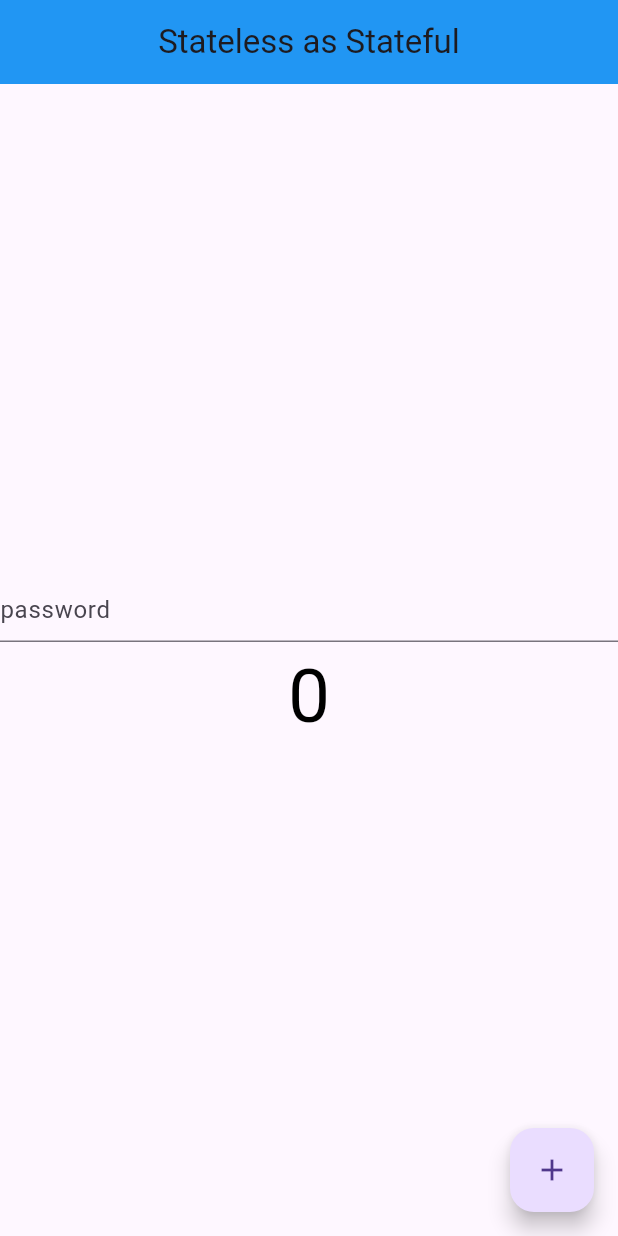
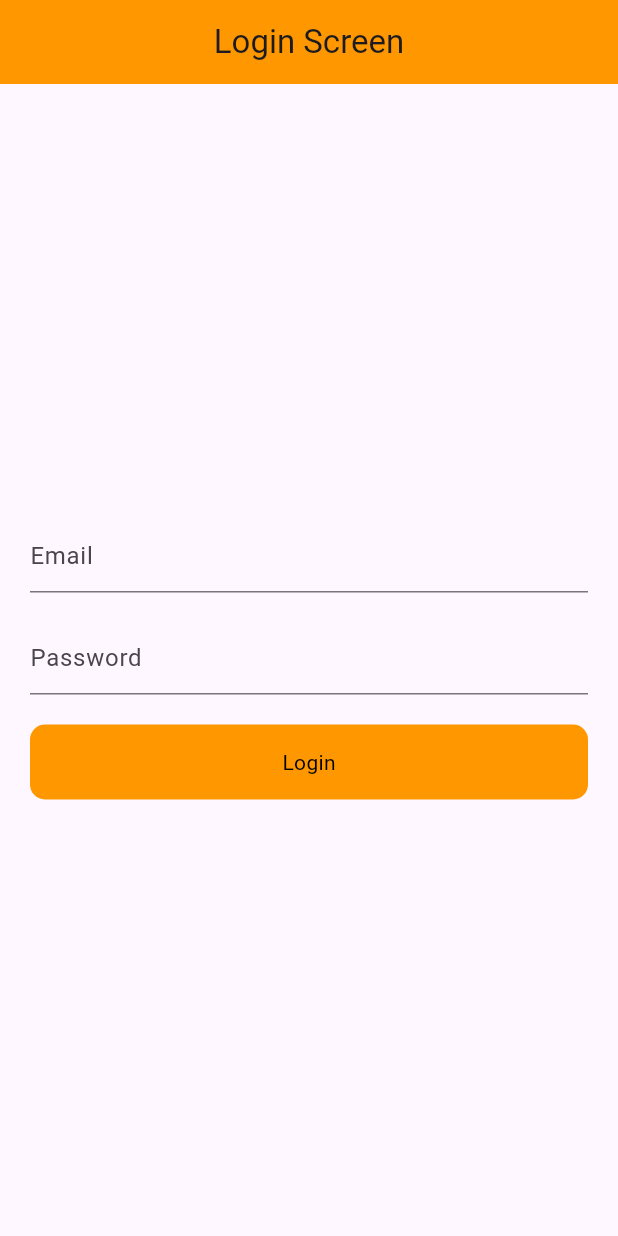
Before and after one commit to rizwan1255/provider_practice, a Flutter app: the screen it shows after launch, on a phone screen of 412 x 824 dp. Run offline on Flutter 3.47's test engine with Material 3 defaults, Android fonts, the phone set to English and light mode, and no system bars.

Commit message:
Login with Api

```diff
--- a/lib/main.dart
+++ b/lib/main.dart
@@ -1,5 +1,6 @@
 import 'package:flutter/material.dart';
 import 'package:provider/provider.dart';
+import 'package:provider_practice/provider/auth_provider.dart';
 import 'package:provider_practice/provider/count_provider.dart';
 import 'package:provider_practice/provider/example_one_provider.dart';
 import 'package:provider_practice/provider/favourite_provider.dart';
@@ -8,6 +9,7 @@ import 'package:provider_practice/screens/count_example.dart';
 import 'package:provider_practice/screens/example_one.dart';
 import 'package:provider_practice/screens/favourite/dark_theme.dart';
 import 'package:provider_practice/screens/favourite/favourite_screen.dart';
+import 'package:provider_practice/screens/favourite/login.dart';
 import 'package:provider_practice/screens/favourite/value_notifier_listner.dart';
 
 void main() {
@@ -24,6 +26,7 @@ class MyApp extends StatelessWidget {
         ChangeNotifierProvider(create: (_) => ExampleOneProvider()),
         ChangeNotifierProvider(create: (_) => FavouriteItemProvider()),
         ChangeNotifierProvider(create: (_) => ThemeChangerProvider()),
+        ChangeNotifierProvider(create: (_) => AuthProvider()),
       ],
       child: Builder(
         builder: (BuildContext context) {
@@ -36,7 +39,7 @@ class MyApp extends StatelessWidget {
             theme: ThemeData(
               primarySwatch: Colors.blue,
               brightness: Brightness.light,
-              appBarTheme: AppBarTheme(backgroundColor: Colors.blue),
+              appBarTheme: AppBarTheme(backgroundColor: Colors.orange),
               textTheme: TextTheme(
                 bodyMedium: TextStyle(color: Colors.black),
               )
@@ -50,7 +53,7 @@ class MyApp extends StatelessWidget {
                 style: IconButton.styleFrom(foregroundColor: Colors.red),
               ),
             ),
-            home:  NotifyListenerScreen(),
+            home:  LoginScreen(),
           );
         },
       ),
--- /dev/null
+++ b/lib/provider/auth_provider.dart
@@ -0,0 +1,32 @@
+import 'package:flutter/foundation.dart';
+import 'package:http/http.dart';
+
+class AuthProvider with ChangeNotifier {
+  bool _loading = false;
+  bool get loading => _loading;
+
+  setLoading(bool value) {
+    _loading = value;
+    notifyListeners();
+  }
+
+  void login(String email, String password) async {
+    setLoading(true);
+    try {
+      Response response = await post(
+        Uri.parse('https://reqres.in/api/login'),
+        body: {'email': email, 'password': password},
+      );
+      if (response.statusCode == 200) {
+        print('successful');
+        setLoading(false);
+      } else {
+        setLoading(false);
+        print('unsuccessful');
+      }
+    } catch (e) {
+      print(e.toString());
+      setLoading(false);
+    }
+  }
+}
--- /dev/null
+++ b/lib/screens/favourite/login.dart
@@ -0,0 +1,63 @@
+import 'package:flutter/material.dart';
+import 'package:provider/provider.dart';
+import 'package:provider_practice/provider/auth_provider.dart';
+
+class LoginScreen extends StatefulWidget {
+  const LoginScreen({super.key});
+
+  @override
+  State<LoginScreen> createState() => _LoginScreenState();
+}
+
+class _LoginScreenState extends State<LoginScreen> {
+  TextEditingController emailController = TextEditingController();
+  TextEditingController passwordController = TextEditingController();
+  @override
+  Widget build(BuildContext context) {
+    final authProvider = Provider.of<AuthProvider>(context);
+    return Scaffold(
+      appBar: AppBar(title: Center(child: Text('Login Screen'))),
+      body: Padding(
+        padding: const EdgeInsets.all(20.0),
+        child: Column(
+          mainAxisAlignment: MainAxisAlignment.center,
+          crossAxisAlignment: CrossAxisAlignment.center,
+          children: [
+            TextFormField(
+              controller: emailController,
+              decoration: InputDecoration(hintText: 'Email'),
+            ),
+            SizedBox(height: 20),
+            TextFormField(
+              obscureText: true,
+              controller: passwordController,
+              decoration: InputDecoration(hintText: 'Password'),
+            ),
+            SizedBox(height: 20),
+            InkWell(
+              onTap: () {
+                authProvider.login(
+                  emailController.text.toString(),
+                  passwordController.text.toString(),
+                );
+              },
+              child: Container(
+                height: 50,
+                decoration: BoxDecoration(
+                  color: Colors.orange,
+                  borderRadius: BorderRadius.circular(10),
+                ),
+                child: Center(
+                  child:
+                      authProvider.loading
+                          ? CircularProgressIndicator(color: Colors.white)
+                          : Text('Login'),
+                ),
+              ),
+            ),
+          ],
+        ),
+      ),
+    );
+  }
+}
--- a/pubspec.yaml
+++ b/pubspec.yaml
@@ -35,6 +35,7 @@ dependencies:
   # Use with the CupertinoIcons class for iOS style icons.
   cupertino_icons: ^1.0.8
   provider: ^6.1.5
+  http:
 
 dev_dependencies:
   flutter_test:
```
Also changed, not shown: pubspec.lock, 1 other file.
